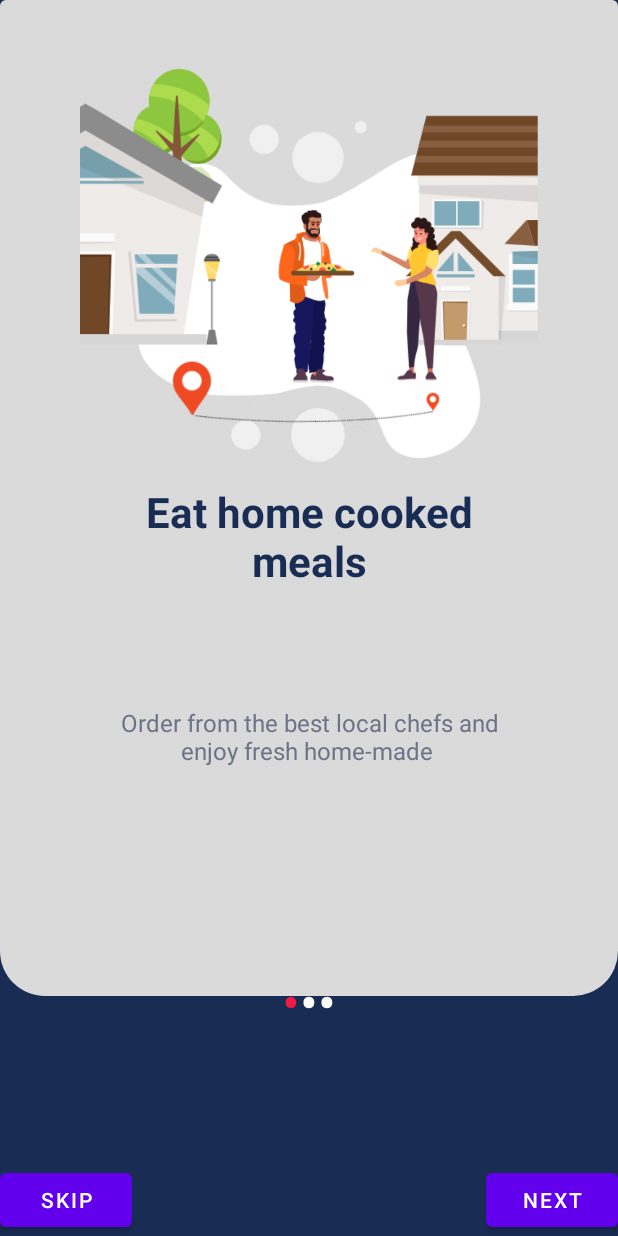
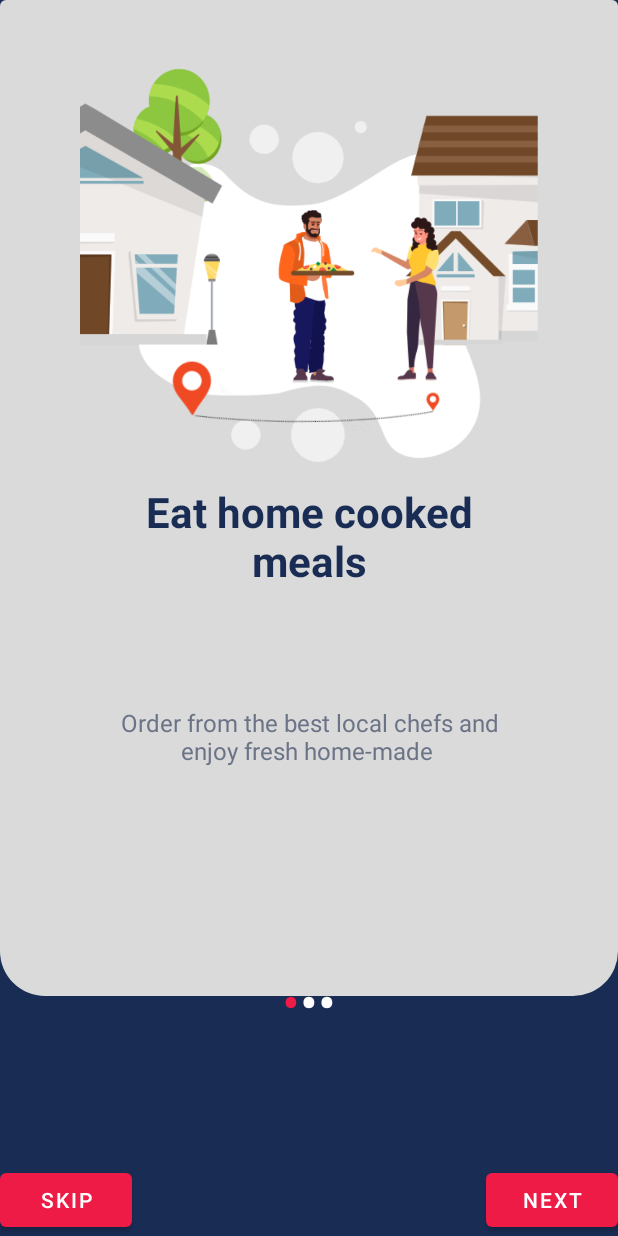
Before and after one commit to mschouhandeveloper/tabaq_food_demo, an Android app: the screen it shows after launch (MainActivity), on a phone screen of 412 x 824 dp. Run offline under Robolectric (Android 15) with nearby library versions, the phone set to English and light mode, and no system bars.

Commit message:
- Initial Commit - changes in button

```diff
--- a/app/src/main/java/com/example/intro_slider_demo/MainActivity.kt
+++ b/app/src/main/java/com/example/intro_slider_demo/MainActivity.kt
@@ -4,7 +4,6 @@ import android.content.Context
 import android.content.Intent
 import android.graphics.Color
 import android.os.Build
-import androidx.appcompat.app.AppCompatActivity
 import android.os.Bundle
 import android.text.Html
 import android.view.LayoutInflater
@@ -13,7 +12,9 @@ import android.view.ViewGroup
 import android.view.WindowManager
 import android.widget.Button
 import android.widget.LinearLayout
+import android.widget.RelativeLayout
 import android.widget.TextView
+import androidx.appcompat.app.AppCompatActivity
 import androidx.viewpager.widget.PagerAdapter
 import androidx.viewpager.widget.ViewPager
 
@@ -57,7 +58,7 @@ class MainActivity : AppCompatActivity() {
             addBottomDots(position)
             if (position == layouts!!.size - 1) {
                 btnNext!!.text = getString(R.string.start)
-                btnNext!!.width = 315
+              //  btnNext!!.layoutParams = RelativeLayout.LayoutParams(315, 44) // = RelativeLayout.LayoutParams(315, 44)
                 btnSkip!!.visibility = View.GONE
             } else {
                 btnNext!!.text = getString(R.string.next)
--- a/app/src/main/res/layout/activity_splash.xml
+++ b/app/src/main/res/layout/activity_splash.xml
@@ -5,12 +5,12 @@
     android:layout_width="match_parent"
     android:layout_height="match_parent"
     android:gravity="center"
+    android:background="#2B2B2B"
     tools:context=".Splash">
 
     <ImageView
-        android:background="#2B2B2B"
         android:src="@drawable/splash"
-        android:layout_width="fill_parent"
+        android:layout_width="match_parent"
         android:layout_height="match_parent"/>
 
 </LinearLayout>
--- a/app/src/main/res/values/themes.xml
+++ b/app/src/main/res/values/themes.xml
@@ -2,8 +2,8 @@
     <!-- Base application theme. -->
     <style name="Theme.Intro_Slider_demo" parent="Theme.MaterialComponents.DayNight.NoActionBar">
         <!-- Primary brand color. -->
-        <item name="colorPrimary">@color/purple_500</item>
-        <item name="colorPrimaryVariant">@color/purple_700</item>
+        <item name="colorPrimary">@color/button</item>
+        <item name="colorPrimaryVariant">@color/button</item>
         <item name="colorOnPrimary">@color/white</item>
         <!-- Secondary brand color. -->
         <item name="colorSecondary">@color/teal_200</item>
```
